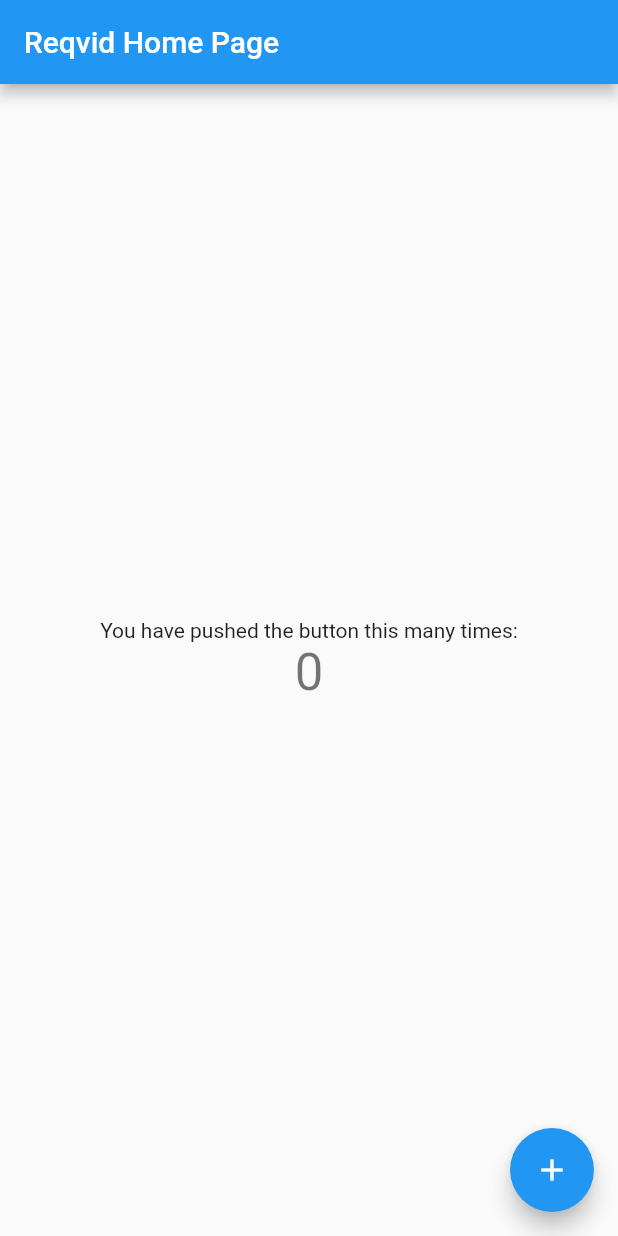
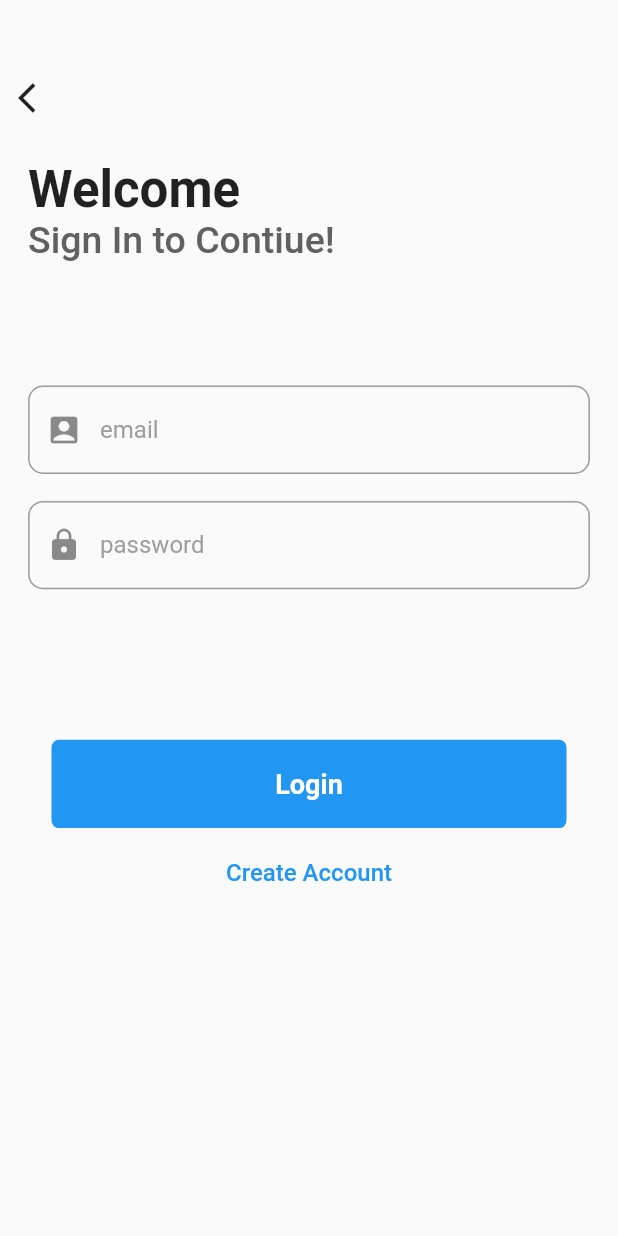
Before and after one commit to Sonas25/covi-req-repo, a Flutter app: the screen it shows after launch, on a phone screen of 412 x 824 dp. Run offline on Flutter 3.47's test engine with Material 2 defaults, Android fonts, the phone set to English and light mode, and no system bars; our stand-ins replace firebase_auth, firebase_core; accounts and stored records are empty.

Commit message:
created login page

```diff
--- /dev/null
+++ b/lib/LoginScreen.dart
@@ -0,0 +1,170 @@
+import 'package:flutter/material.dart';
+import 'package:covidreq/Methods.dart';
+import 'package:covidreq/CreateAccount.dart';
+import 'package:covidreq/Screens/HomeScreen.dart';
+
+class LoginScreen extends StatefulWidget {
+  @override
+  _LoginScreenState createState() => _LoginScreenState();
+}
+
+class _LoginScreenState extends State<LoginScreen> {
+  final TextEditingController _email = TextEditingController();
+  final TextEditingController _password = TextEditingController();
+  bool isLoading = false;
+
+  @override
+  Widget build(BuildContext context) {
+    final size = MediaQuery.of(context).size;
+
+    return Scaffold(
+      body: isLoading
+          ? Center(
+              child: Container(
+                height: size.height / 20,
+                width: size.height / 20,
+                child: CircularProgressIndicator(),
+              ),
+            )
+          : SingleChildScrollView(
+              child: Column(
+                children: [
+                  SizedBox(
+                    height: size.height / 20,
+                  ),
+                  Container(
+                    alignment: Alignment.centerLeft,
+                    width: size.width / 0.5,
+                    child: IconButton(
+                        icon: Icon(Icons.arrow_back_ios), onPressed: () {}),
+                  ),
+                  SizedBox(
+                    height: size.height / 50,
+                  ),
+                  Container(
+                    width: size.width / 1.1,
+                    child: Text(
+                      "Welcome",
+                      style: TextStyle(
+                        fontSize: 34,
+                        fontWeight: FontWeight.bold,
+                      ),
+                    ),
+                  ),
+                  Container(
+                    width: size.width / 1.1,
+                    child: Text(
+                      "Sign In to Contiue!",
+                      style: TextStyle(
+                        color: Colors.grey[700],
+                        fontSize: 25,
+                        fontWeight: FontWeight.w500,
+                      ),
+                    ),
+                  ),
+                  SizedBox(
+                    height: size.height / 10,
+                  ),
+                  Container(
+                    width: size.width,
+                    alignment: Alignment.center,
+                    child: field(size, "email", Icons.account_box, _email),
+                  ),
+                  Padding(
+                    padding: const EdgeInsets.symmetric(vertical: 18.0),
+                    child: Container(
+                      width: size.width,
+                      alignment: Alignment.center,
+                      child: field(size, "password", Icons.lock, _password),
+                    ),
+                  ),
+                  SizedBox(
+                    height: size.height / 10,
+                  ),
+                  customButton(size),
+                  SizedBox(
+                    height: size.height / 40,
+                  ),
+                  GestureDetector(
+                    onTap: () => Navigator.of(context).push(
+                        MaterialPageRoute(builder: (_) => CreateAccount())),
+                    child: Text(
+                      "Create Account",
+                      style: TextStyle(
+                        color: Colors.blue,
+                        fontSize: 16,
+                        fontWeight: FontWeight.w500,
+                      ),
+                    ),
+                  )
+                ],
+              ),
+            ),
+    );
+  }
+
+  Widget customButton(Size size) {
+    return GestureDetector(
+      onTap: () {
+        if (_email.text.isNotEmpty && _password.text.isNotEmpty) {
+          setState(() {
+            isLoading = true;
+          });
+
+          logIn(_email.text, _password.text).then((user) {
+            if (user != null) {
+              print("Login Sucessfull");
+              setState(() {
+                isLoading = false;
+              });
+              Navigator.push(
+                  context, MaterialPageRoute(builder: (_) => HomeScreen()));
+            } else {
+              print("Login Failed");
+              setState(() {
+                isLoading = false;
+              });
+            }
+          });
+        } else {
+          print("Please fill form correctly");
+        }
+      },
+      child: Container(
+          height: size.height / 14,
+          width: size.width / 1.2,
+          decoration: BoxDecoration(
+            borderRadius: BorderRadius.circular(5),
+            color: Colors.blue,
+          ),
+          alignment: Alignment.center,
+          child: Text(
+            "Login",
+            style: TextStyle(
+              color: Colors.white,
+              fontSize: 18,
+              fontWeight: FontWeight.bold,
+            ),
+          )),
+    );
+  }
+
+  Widget field(
+      Size size, String hintText, IconData icon, TextEditingController cont) {
+    return Container(
+      height: size.height / 14,
+      width: size.width / 1.1,
+      child: TextField(
+        controller: cont,
+        decoration: InputDecoration(
+          prefixIcon: Icon(icon),
+          hintText: hintText,
+          hintStyle: TextStyle(color: Colors.grey),
+          border: OutlineInputBorder(
+            borderRadius: BorderRadius.circular(10),
+          ),
+        ),
+      ),
+    );
+  }
+}
--- a/lib/main.dart
+++ b/lib/main.dart
@@ -1,113 +1,21 @@
+import 'package:covidreq/LoginScreen.dart';
+import 'package:firebase_core/firebase_core.dart';
 import 'package:flutter/material.dart';
 
-void main() {
+
+
+Future main() async{
+  WidgetsFlutterBinding.ensureInitialized();
+  Firebase.initializeApp();
   runApp(MyApp());
 }
 
 class MyApp extends StatelessWidget {
-  // This widget is the root of your application.
   @override
   Widget build(BuildContext context) {
     return MaterialApp(
-      title: 'Reqvid',
-      theme: ThemeData(
-        // This is the theme of your application.
-        //
-        // Try running your application with "flutter run". You'll see the
-        // application has a blue toolbar. Then, without quitting the app, try
-        // changing the primarySwatch below to Colors.green and then invoke
-        // "hot reload" (press "r" in the console where you ran "flutter run",
-        // or simply save your changes to "hot reload" in a Flutter IDE).
-        // Notice that the counter didn't reset back to zero; the application
-        // is not restarted.
-        primarySwatch: Colors.blue,
-      ),
-      home: MyHomePage(title: 'Reqvid Home Page'),
+      debugShowCheckedModeBanner: false,
+      home: LoginScreen(),
     );
   }
 }
-
-class MyHomePage extends StatefulWidget {
-  MyHomePage({Key key, this.title}) : super(key: key);
-
-  // This widget is the home page of your application. It is stateful, meaning
-  // that it has a State object (defined below) that contains fields that affect
-  // how it looks.
-
-  // This class is the configuration for the state. It holds the values (in this
-  // case the title) provided by the parent (in this case the App widget) and
-  // used by the build method of the State. Fields in a Widget subclass are
-  // always marked "final".
-
-  final String title;
-
-  @override
-  _MyHomePageState createState() => _MyHomePageState();
-}
-
-class _MyHomePageState extends State<MyHomePage> {
-  int _counter = 0;
-
-  void _incrementCounter() {
-    setState(() {
-      // This call to setState tells the Flutter framework that something has
-      // changed in this State, which causes it to rerun the build method below
-      // so that the display can reflect the updated values. If we changed
-      // _counter without calling setState(), then the build method would not be
-      // called again, and so nothing would appear to happen.
-      _counter++;
-    });
-  }
-
-  @override
-  Widget build(BuildContext context) {
-    // This method is rerun every time setState is called, for instance as done
-    // by the _incrementCounter method above.
-    //
-    // The Flutter framework has been optimized to make rerunning build methods
-    // fast, so that you can just rebuild anything that needs updating rather
-    // than having to individually change instances of widgets.
-    return Scaffold(
-      appBar: AppBar(
-        // Here we take the value from the MyHomePage object that was created by
-        // the App.build method, and use it to set our appbar title.
-        title: Text(widget.title),
-      ),
-      body: Center(
-        // Center is a layout widget. It takes a single child and positions it
-        // in the middle of the parent.
-        child: Column(
-          // Column is also a layout widget. It takes a list of children and
-          // arranges them vertically. By default, it sizes itself to fit its
-          // children horizontally, and tries to be as tall as its parent.
-          //
-          // Invoke "debug painting" (press "p" in the console, choose the
-          // "Toggle Debug Paint" action from the Flutter Inspector in Android
-          // Studio, or the "Toggle Debug Paint" command in Visual Studio Code)
-          // to see the wireframe for each widget.
-          //
-          // Column has various properties to control how it sizes itself and
-          // how it positions its children. Here we use mainAxisAlignment to
-          // center the children vertically; the main axis here is the vertical
-          // axis because Columns are vertical (the cross axis would be
-          // horizontal).
-          mainAxisAlignment: MainAxisAlignment.center,
-          children: <Widget>[
-            Text(
-              'You have pushed the button this many times:',
-            ),
-            Text(
-              '$_counter',
-              style: Theme.of(context).textTheme.headline4,
-            ),
-          ],
-        ),
-      ),
-      floatingActionButton: FloatingActionButton(
-        onPressed: _incrementCounter,
-        tooltip: 'Increment',
-        child: Icon(Icons.add),
-      ), // This trailing comma makes auto-formatting nicer for build methods.
-    );
-  }
-}
--- a/pubspec.yaml
+++ b/pubspec.yaml
@@ -23,6 +23,9 @@ environment:
 dependencies:
   flutter:
     sdk: flutter
+  firebase_auth: ^1.2.0
+  firebase_core: ^1.2.0
+
 
 
   # The following adds the Cupertino Icons font to your application.
```
Also changed, not shown: lib/CreateAccount.dart (added, +179 -0 lines), lib/Methods.dart (added, +57 -0 lines), lib/Screens/HomeScreen.dart (added, +19 -0 lines), pubspec.lock, 3 other files.
